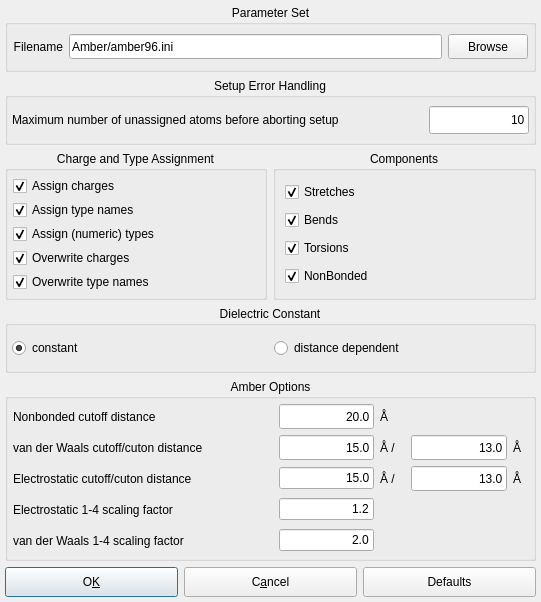
First picture: the form in source/VIEW/DIALOGS/amberConfigurationDialog.ui, repository BALL-Project/ball, before the edit.
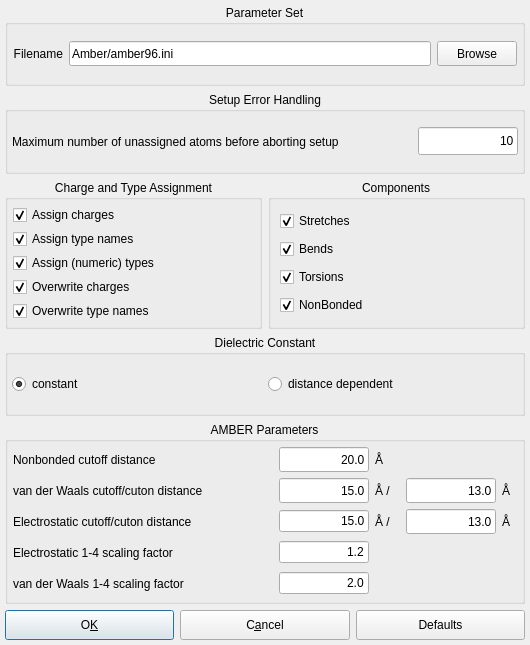
Second picture: the form after the edit.

Commit message: String fixes in AmberConfigurationDialog

```diff
--- a/source/VIEW/DIALOGS/amberConfigurationDialog.ui
+++ b/source/VIEW/DIALOGS/amberConfigurationDialog.ui
@@ -6,8 +6,8 @@
    <rect>
     <x>0</x>
     <y>0</y>
-    <width>541</width>
-    <height>602</height>
+    <width>530</width>
+    <height>645</height>
    </rect>
   </property>
   <property name="sizePolicy">
@@ -47,7 +47,7 @@
       </size>
      </property>
      <property name="title">
-      <string>Amber Options</string>
+      <string>AMBER Parameters</string>
      </property>
      <property name="alignment">
       <set>Qt::AlignHCenter</set>
```
Left out of the diff: 28 changed lines with no effect on the pictures.
